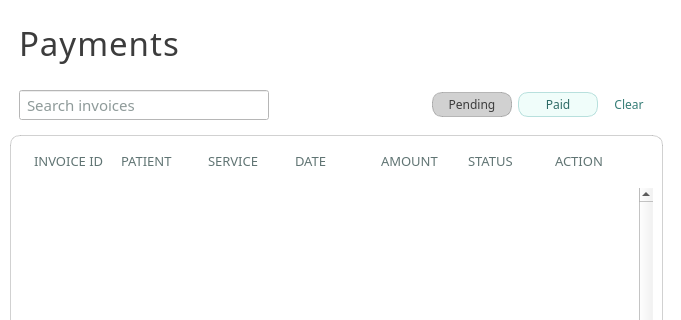
karlito20/AdoraFlowProject, file ui/PagePayments.ui: the form before one commit; both pictures show x 0 to 681 and y 0 to 320 of the 681 by 495 pixel window.
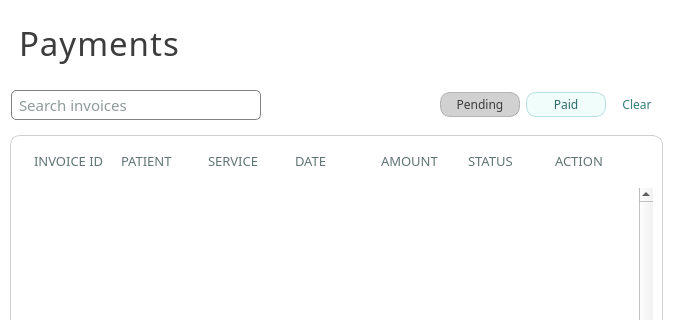
The form after the commit.

Diff of the .ui file:
```diff
--- a/ui/PagePayments.ui
+++ b/ui/PagePayments.ui
@@ -526,6 +526,12 @@
    <item>
     <widget class="QWidget" name="placeholder" native="true">
      <layout class="QHBoxLayout" name="horizontalLayout_2">
+      <property name="leftMargin">
+       <number>1</number>
+      </property>
+      <property name="rightMargin">
+       <number>1</number>
+      </property>
       <item>
        <widget class="QLineEdit" name="search_input">
         <property name="minimumSize">
@@ -547,10 +553,11 @@
          </font>
         </property>
         <property name="styleSheet">
-         <string notr="true">
-color: #1D3533;
+         <string notr="true">color: #1D3533;
 background: white;
-padding-left: 5px;</string>
+padding-left: 5px;
+border-radius: 5px;
+border: 1px solid gray;</string>
         </property>
         <property name="placeholderText">
          <string>Search invoices</string>
```
Left out of the diff: 7 changed lines with no effect on the pictures.
